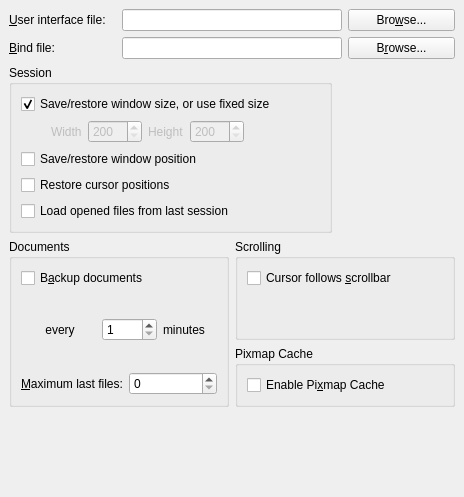
Qt form src/frontends/qt4/ui/PrefUi.ui (rpavlik/lyx-lucid-backport) before a commit.
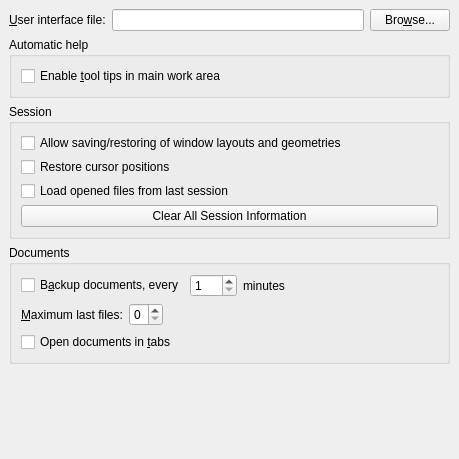
The same form after that commit.

The edit to the form file:
```diff
--- a/src/frontends/qt4/ui/PrefUi.ui
+++ b/src/frontends/qt4/ui/PrefUi.ui
@@ -5,14 +5,12 @@
    <rect>
     <x>0</x>
     <y>0</y>
-    <width>464</width>
-    <height>497</height>
+    <width>459</width>
+    <height>459</height>
    </rect>
   </property>
   <property name="sizePolicy" >
-   <sizepolicy>
-    <hsizetype>0</hsizetype>
-    <vsizetype>0</vsizetype>
+   <sizepolicy vsizetype="Fixed" hsizetype="Fixed" >
     <horstretch>0</horstretch>
     <verstretch>0</verstretch>
    </sizepolicy>
@@ -27,105 +25,23 @@
    <property name="spacing" >
     <number>6</number>
    </property>
-   <item row="0" column="0" >
-    <widget class="QLabel" name="uiFileLA" >
-     <property name="text" >
-      <string>&amp;User interface file:</string>
-     </property>
-     <property name="buddy" >
-      <cstring>uiFileED</cstring>
-     </property>
-    </widget>
-   </item>
-   <item row="0" column="1" colspan="2" >
-    <widget class="QLineEdit" name="uiFileED" />
-   </item>
-   <item row="0" column="3" >
-    <widget class="QPushButton" name="uiFilePB" >
-     <property name="text" >
-      <string>Bro&amp;wse...</string>
-     </property>
-    </widget>
-   </item>
-   <item row="1" column="0" >
-    <widget class="QLabel" name="bindFileLA" >
-     <property name="text" >
-      <string>&amp;Bind file:</string>
-     </property>
-     <property name="buddy" >
-      <cstring>bindFileED</cstring>
-     </property>
-    </widget>
-   </item>
-   <item row="1" column="1" colspan="2" >
-    <widget class="QLineEdit" name="bindFileED" />
-   </item>
-   <item row="1" column="3" >
-    <widget class="QPushButton" name="bindFilePB" >
-     <property name="text" >
-      <string>B&amp;rowse...</string>
-     </property>
-    </widget>
-   </item>
-   <item row="2" column="0" colspan="4" >
+   <item row="2" column="0" colspan="3" >
     <widget class="QGroupBox" name="GeometryGB" >
-     <property name="sizePolicy" >
-      <sizepolicy>
-       <hsizetype>0</hsizetype>
-       <vsizetype>0</vsizetype>
-       <horstretch>0</horstretch>
-       <verstretch>0</verstretch>
-      </sizepolicy>
-     </property>
      <property name="title" >
       <string>Session</string>
      </property>
+     <property name="flat" >
+      <bool>true</bool>
+     </property>
      <layout class="QGridLayout" >
       <property name="margin" >
        <number>9</number>
       </property>
       <property name="spacing" >
-       <number>6</number>
+       <number>4</number>
       </property>
-      <item row="0" column="0" colspan="2" >
-       <widget class="QCheckBox" name="loadWindowSizeCB" >
-        <property name="text" >
-         <string>Save/restore window size, or use fixed size</string>
-        </property>
-        <property name="checked" >
-         <bool>true</bool>
-        </property>
-       </widget>
-      </item>
-      <item row="1" column="1" >
-       <spacer>
-        <property name="orientation" >
-         <enum>Qt::Horizontal</enum>
-        </property>
-        <property name="sizeHint" >
-         <size>
-          <width>40</width>
-          <height>20</height>
-         </size>
-        </property>
-       </spacer>
-      </item>
-      <item row="4" column="0" >
-       <widget class="QCheckBox" name="loadSessionCB" >
-        <property name="text" >
-         <string>Load opened files from last session</string>
-        </property>
-       </widget>
-      </item>
-      <item row="3" column="0" >
-       <widget class="QCheckBox" name="restoreCursorCB" >
-        <property name="text" >
-         <string>Restore cursor positions</string>
-        </property>
-       </widget>
-      </item>
-      <item row="2" column="0" >
-       <widget class="QCheckBox" name="loadWindowLocationCB" >
+      <item row="0" column="0" >
+       <widget class="QCheckBox" name="allowGeometrySessionCB" >
         <property name="enabled" >
          <bool>true</bool>
         </property>
@@ -133,187 +49,57 @@
          <string>Restore to cursor position when the file was last closed</string>
         </property>
         <property name="text" >
-         <string>Save/restore window position</string>
+         <string>Allow saving/restoring of window layouts and geometries</string>
         </property>
        </widget>
       </item>
       <item row="1" column="0" >
-       <layout class="QHBoxLayout" >
-        <property name="margin" >
-         <number>0</number>
+       <widget class="QCheckBox" name="restoreCursorCB" >
+        <property name="text" >
+         <string>Restore cursor positions</string>
         </property>
-        <property name="spacing" >
-         <number>6</number>
+       </widget>
+      </item>
+      <item row="2" column="0" >
+       <widget class="QCheckBox" name="loadSessionCB" >
+        <property name="text" >
+         <string>Load opened files from last session</string>
         </property>
-        <item>
-         <spacer>
-          <property name="orientation" >
-           <enum>Qt::Horizontal</enum>
-          </property>
-          <property name="sizeType" >
-           <enum>QSizePolicy::Fixed</enum>
-          </property>
-          <property name="sizeHint" >
-           <size>
-            <width>30</width>
-            <height>20</height>
-           </size>
-          </property>
-         </spacer>
-        </item>
-        <item>
-         <widget class="QLabel" name="windowWidthLA" >
-          <property name="enabled" >
-           <bool>false</bool>
-          </property>
-          <property name="text" >
-           <string>Width</string>
-          </property>
-         </widget>
-        </item>
-        <item>
-         <widget class="QSpinBox" name="windowWidthSB" >
-          <property name="enabled" >
-           <bool>false</bool>
-          </property>
-          <property name="maximum" >
-           <number>9999</number>
-          </property>
-          <property name="minimum" >
-           <number>200</number>
-          </property>
-          <property name="singleStep" >
-           <number>10</number>
-          </property>
-         </widget>
-        </item>
-        <item>
-         <widget class="QLabel" name="windowHeightLA" >
-          <property name="enabled" >
-           <bool>false</bool>
-          </property>
-          <property name="text" >
-           <string>Height</string>
-          </property>
-         </widget>
-        </item>
-        <item>
-         <widget class="QSpinBox" name="windowHeightSB" >
-          <property name="enabled" >
-           <bool>false</bool>
-          </property>
-          <property name="maximum" >
-           <number>9999</number>
-          </property>
-          <property name="minimum" >
-           <number>200</number>
-          </property>
-          <property name="singleStep" >
-           <number>10</number>
-          </property>
-         </widget>
-        </item>
-        <item>
-         <spacer>
-          <property name="orientation" >
-           <enum>Qt::Horizontal</enum>
-          </property>
-          <property name="sizeType" >
-           <enum>QSizePolicy::Fixed</enum>
-          </property>
-          <property name="sizeHint" >
-           <size>
-            <width>30</width>
-            <height>20</height>
-           </size>
-          </property>
-         </spacer>
-        </item>
-       </layout>
+       </widget>
+      </item>
+      <item row="3" column="0" >
+       <widget class="QPushButton" name="clearSessionPB" >
+        <property name="text" >
+         <string>Clear All Session Information</string>
+        </property>
+       </widget>
       </item>
      </layout>
     </widget>
    </item>
-   <item rowspan="2" row="3" column="0" colspan="2" >
+   <item row="3" column="0" colspan="3" >
     <widget class="QGroupBox" name="documentsGB" >
      <property name="title" >
       <string>Documents</string>
      </property>
-     <layout class="QVBoxLayout" >
+     <property name="flat" >
+      <bool>true</bool>
+     </property>
+     <layout class="QGridLayout" >
       <property name="margin" >
        <number>9</number>
       </property>
       <property name="spacing" >
        <number>6</number>
       </property>
-      <item>
-       <widget class="QCheckBox" name="autoSaveCB" >
-        <property name="text" >
-         <string>B&amp;ackup documents </string>
-        </property>
-       </widget>
-      </item>
-      <item>
+      <item row="1" column="0" colspan="4" >
        <layout class="QHBoxLayout" >
-        <property name="margin" >
-         <number>0</number>
-        </property>
         <property name="spacing" >
          <number>6</number>
         </property>
-        <item>
-         <spacer>
-          <property name="orientation" >
-           <enum>Qt::Horizontal</enum>
-          </property>
-          <property name="sizeType" >
-           <enum>QSizePolicy::Fixed</enum>
-          </property>
-          <property name="sizeHint" >
-           <size>
-            <width>21</width>
-            <height>20</height>
-           </size>
-          </property>
-         </spacer>
-        </item>
-        <item>
-         <widget class="QLabel" name="autoSaveLA" >
-          <property name="text" >
-           <string> every</string>
-          </property>
-          <property name="buddy" >
-           <cstring>autoSaveSB</cstring>
-          </property>
-         </widget>
-        </item>
-        <item>
-         <widget class="QSpinBox" name="autoSaveSB" >
-          <property name="maximum" >
-           <number>300</number>
-          </property>
-          <property name="minimum" >
-           <number>1</number>
-          </property>
-         </widget>
-        </item>
-        <item>
-         <widget class="QLabel" name="TextLabel1" >
-          <property name="text" >
-           <string>minutes</string>
-          </property>
-         </widget>
-        </item>
-       </layout>
-      </item>
-      <item>
-       <layout class="QHBoxLayout" >
         <property name="margin" >
          <number>0</number>
         </property>
-        <property name="spacing" >
-         <number>6</number>
-        </property>
         <item>
          <widget class="QLabel" name="lastfilesLA" >
           <property name="text" >
@@ -331,89 +117,135 @@
           </property>
          </widget>
         </item>
+        <item>
+         <spacer>
+          <property name="orientation" >
+           <enum>Qt::Horizontal</enum>
+          </property>
+          <property name="sizeHint" stdset="0" >
+           <size>
+            <width>40</width>
+            <height>20</height>
+           </size>
+          </property>
+         </spacer>
+        </item>
        </layout>
       </item>
-     </layout>
-    </widget>
-   </item>
-   <item row="3" column="2" colspan="2" >
-    <widget class="QGroupBox" name="scrollGB" >
-     <property name="title" >
-      <string>Scrolling</string>
-     </property>
-     <property name="alignment" >
-      <set>Qt::AlignLeading|Qt::AlignLeft|Qt::AlignTop</set>
-     </property>
-     <layout class="QVBoxLayout" >
-      <property name="margin" >
-       <number>9</number>
-      </property>
-      <property name="spacing" >
-       <number>6</number>
-      </property>
-      <item>
-       <widget class="QCheckBox" name="cursorFollowsCB" >
-        <property name="text" >
-         <string>Cursor follows &amp;scrollbar</string>
-        </property>
-       </widget>
-      </item>
-      <item>
+      <item row="0" column="3" >
        <spacer>
         <property name="orientation" >
-         <enum>Qt::Vertical</enum>
+         <enum>Qt::Horizontal</enum>
         </property>
-        <property name="sizeHint" >
+        <property name="sizeHint" stdset="0" >
          <size>
-          <width>20</width>
-          <height>40</height>
+          <width>61</width>
+          <height>21</height>
          </size>
         </property>
        </spacer>
       </item>
-     </layout>
-    </widget>
-   </item>
-   <item row="4" column="2" colspan="2" >
-    <widget class="QGroupBox" name="pixmapCacheGB" >
-     <property name="title" >
-      <string>Pixmap Cache</string>
-     </property>
-     <layout class="QGridLayout" >
-      <property name="margin" >
-       <number>9</number>
-      </property>
-      <property name="spacing" >
-       <number>6</number>
-      </property>
+      <item row="0" column="2" >
+       <widget class="QLabel" name="TextLabel1" >
+        <property name="text" >
+         <string>minutes</string>
+        </property>
+       </widget>
+      </item>
+      <item row="0" column="1" >
+       <widget class="QSpinBox" name="autoSaveSB" >
+        <property name="minimum" >
+         <number>1</number>
+        </property>
+        <property name="maximum" >
+         <number>300</number>
+        </property>
+       </widget>
+      </item>
       <item row="0" column="0" >
-       <widget class="QCheckBox" name="pixmapCacheCB" >
-        <property name="toolTip" >
-         <string>Checking this improves the performance, but might reduce the on-screen display of fonts</string>
+       <widget class="QCheckBox" name="autoSaveCB" >
+        <property name="text" >
+         <string>B&amp;ackup documents, every</string>
         </property>
+       </widget>
+      </item>
+      <item row="2" column="0" colspan="4" >
+       <widget class="QCheckBox" name="openDocumentsInTabsCB" >
         <property name="text" >
-         <string>Enable Pi&amp;xmap Cache</string>
+         <string>Open documents in &amp;tabs</string>
         </property>
        </widget>
       </item>
      </layout>
     </widget>
    </item>
-   <item row="5" column="1" >
+   <item row="6" column="0" colspan="3" >
     <spacer>
      <property name="orientation" >
       <enum>Qt::Vertical</enum>
      </property>
-     <property name="sizeHint" >
+     <property name="sizeHint" stdset="0" >
       <size>
-       <width>94</width>
-       <height>20</height>
+       <width>395</width>
+       <height>16</height>
       </size>
      </property>
     </spacer>
    </item>
+   <item row="1" column="0" colspan="3" >
+    <widget class="QGroupBox" name="pixmapCacheGB_2" >
+     <property name="title" >
+      <string>Automatic help</string>
+     </property>
+     <property name="alignment" >
+      <set>Qt::AlignLeading|Qt::AlignLeft|Qt::AlignTop</set>
+     </property>
+     <property name="flat" >
+      <bool>true</bool>
+     </property>
+     <layout class="QGridLayout" >
+      <property name="margin" >
+       <number>9</number>
+      </property>
+      <property name="spacing" >
+       <number>4</number>
+      </property>
+      <item row="0" column="0" >
+       <widget class="QCheckBox" name="tooltipCB" >
+        <property name="toolTip" >
+         <string>Checking this allow the automatic display of helpful comments for insets in the main work area of an edited document</string>
+        </property>
+        <property name="text" >
+         <string>Enable &amp;tool tips in main work area</string>
+        </property>
+       </widget>
+      </item>
+     </layout>
+    </widget>
+   </item>
+   <item row="0" column="2" >
+    <widget class="QPushButton" name="uiFilePB" >
+     <property name="text" >
+      <string>Bro&amp;wse...</string>
+     </property>
+    </widget>
+   </item>
+   <item row="0" column="1" >
+    <widget class="QLineEdit" name="uiFileED" />
+   </item>
+   <item row="0" column="0" >
+    <widget class="QLabel" name="uiFileLA" >
+     <property name="text" >
+      <string>&amp;User interface file:</string>
+     </property>
+     <property name="buddy" >
+      <cstring>uiFileED</cstring>
+     </property>
+    </widget>
+   </item>
   </layout>
  </widget>
+ <layoutdefault spacing="4" margin="9" />
  <tabstops>
   <tabstop>uiFileED</tabstop>
   <tabstop>uiFilePB</tabstop>
```
Left out of the diff: 16 changed lines with no effect on the pictures.
